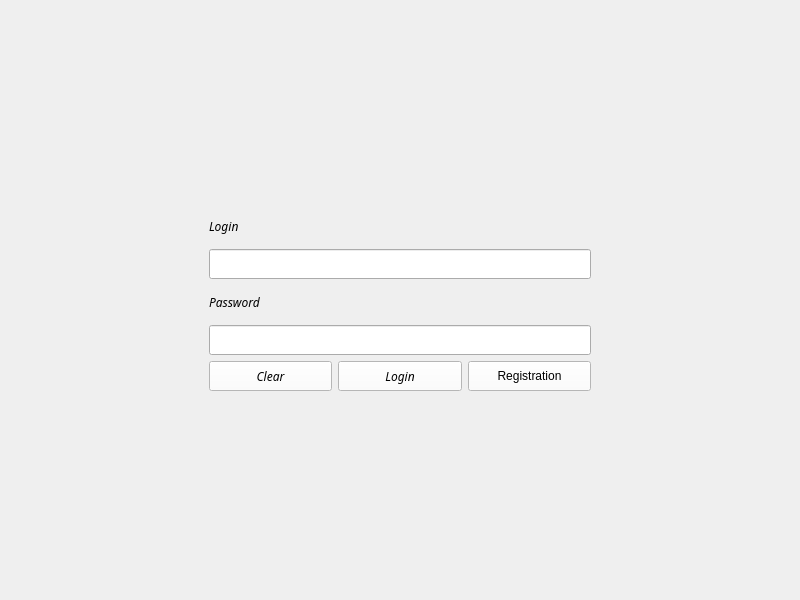
Old version of the form ui/loginpage.ui in the repository pr2026/CppCraftClient.
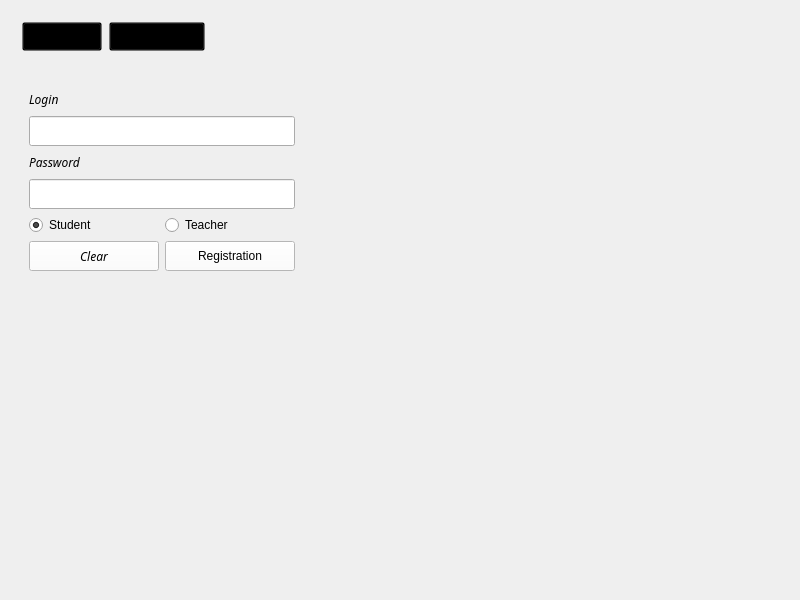
New version of the form. The open tabs and pages were chosen to show the change.

Commit message: Add login/registration separation & roles

Patch:
```diff
--- a/ui/loginpage.ui
+++ b/ui/loginpage.ui
@@ -13,9 +13,75 @@
   <property name="windowTitle">
    <string>Form</string>
   </property>
-  <layout class="QHBoxLayout" name="horizontalLayout">
-   <item>
-    <widget class="QWidget" name="verticalWidget" native="true">
+  <widget class="QWidget" name="switchButtons" native="true">
+   <property name="geometry">
+    <rect>
+     <x>11</x>
+     <y>11</y>
+     <width>205</width>
+     <height>51</height>
+    </rect>
+   </property>
+   <property name="minimumSize">
+    <size>
+     <width>30</width>
+     <height>30</height>
+    </size>
+   </property>
+   <property name="layoutDirection">
+    <enum>Qt::LayoutDirection::LeftToRight</enum>
+   </property>
+   <property name="styleSheet">
+    <string notr="true">background: transparent;</string>
+   </property>
+   <widget class="QPushButton" name="loginSwitchButton">
+    <property name="geometry">
+     <rect>
+      <x>11</x>
+      <y>11</y>
+      <width>80</width>
+      <height>29</height>
+     </rect>
+    </property>
+    <property name="font">
+     <font>
+      <family>Century Gothic</family>
+     </font>
+    </property>
+    <property name="text">
+     <string>Login</string>
+    </property>
+   </widget>
+   <widget class="QPushButton" name="registrationSwitchButton">
+    <property name="geometry">
+     <rect>
+      <x>98</x>
+      <y>11</y>
+      <width>96</width>
+      <height>29</height>
+     </rect>
+    </property>
+    <property name="font">
+     <font>
+      <family>Century Gothic</family>
+     </font>
+    </property>
+    <property name="text">
+     <string>Registration</string>
+    </property>
+   </widget>
+  </widget>
+  <widget class="QStackedWidget" name="stackedWidget">
+   <property name="geometry">
+    <rect>
+     <x>11</x>
+     <y>69</y>
+     <width>302</width>
+     <height>222</height>
+    </rect>
+   </property>
+   <widget class="QWidget" name="loginPage">
+    <widget class="QWidget" name="verticalWidgetLogin" native="true">
      <property name="enabled">
       <bool>true</bool>
      </property>
@@ -34,7 +100,7 @@
      <property name="styleSheet">
       <string notr="true"/>
      </property>
-     <layout class="QVBoxLayout" name="verticalLayout">
+     <layout class="QVBoxLayout" name="verticalLayout_4">
       <item>
        <widget class="QLabel" name="loginLabel">
         <property name="font">
@@ -172,34 +238,191 @@
           </property>
          </widget>
         </item>
-        <item>
-         <widget class="QPushButton" name="registrationButton">
-          <property name="minimumSize">
-           <size>
-            <width>0</width>
-            <height>30</height>
-           </size>
-          </property>
-          <property name="maximumSize">
-           <size>
-            <width>16777215</width>
-            <height>30</height>
-           </size>
-          </property>
-          <property name="styleSheet">
-           <string notr="true">background-color: rgb(255, 255, 255)</string>
-          </property>
-          <property name="text">
-           <string>Registration</string>
-          </property>
-         </widget>
-        </item>
        </layout>
       </item>
      </layout>
     </widget>
-   </item>
-  </layout>
+   </widget>
+   <widget class="QWidget" name="registrationPage">
+    <layout class="QVBoxLayout" name="verticalLayout_6">
+     <item>
+      <widget class="QWidget" name="verticalWidgetRegistration" native="true">
+       <property name="enabled">
+        <bool>true</bool>
+       </property>
+       <property name="minimumSize">
+        <size>
+         <width>280</width>
+         <height>200</height>
+        </size>
+       </property>
+       <property name="maximumSize">
+        <size>
+         <width>400</width>
+         <height>200</height>
+        </size>
+       </property>
+       <property name="styleSheet">
+        <string notr="true"/>
+       </property>
+       <layout class="QVBoxLayout" name="verticalLayout_5">
+        <item>
+         <widget class="QLabel" name="loginLabelRegistration">
+          <property name="font">
+           <font>
+            <family>Century Gothic</family>
+            <italic>true</italic>
+           </font>
+          </property>
+          <property name="text">
+           <string>Login</string>
+          </property>
+         </widget>
+        </item>
+        <item>
+         <widget class="QLineEdit" name="loginInputRegistration">
+          <property name="minimumSize">
+           <size>
+            <width>0</width>
+            <height>30</height>
+           </size>
+          </property>
+          <property name="maximumSize">
+           <size>
+            <width>16777215</width>
+            <height>30</height>
+           </size>
+          </property>
+          <property name="styleSheet">
+           <string notr="true"/>
+          </property>
+         </widget>
+        </item>
+        <item>
+         <widget class="QLabel" name="passwordLabelRegistration">
+          <property name="enabled">
+           <bool>true</bool>
+          </property>
+          <property name="font">
+           <font>
+            <family>Century Gothic</family>
+            <italic>true</italic>
+           </font>
+          </property>
+          <property name="text">
+           <string>Password</string>
+          </property>
+         </widget>
+        </item>
+        <item>
+         <widget class="QLineEdit" name="passwordInputRegistration">
+          <property name="minimumSize">
+           <size>
+            <width>0</width>
+            <height>30</height>
+           </size>
+          </property>
+          <property name="maximumSize">
+           <size>
+            <width>16777215</width>
+            <height>30</height>
+           </size>
+          </property>
+          <property name="styleSheet">
+           <string notr="true"/>
+          </property>
+          <property name="text">
+           <string/>
+          </property>
+          <property name="echoMode">
+           <enum>QLineEdit::EchoMode::Password</enum>
+          </property>
+         </widget>
+        </item>
+        <item>
+         <layout class="QHBoxLayout" name="roleButtons">
+          <item>
+           <widget class="QRadioButton" name="studentButton">
+            <property name="text">
+             <string>Student</string>
+            </property>
+            <property name="checked">
+             <bool>true</bool>
+            </property>
+           </widget>
+          </item>
+          <item>
+           <widget class="QRadioButton" name="teacherButton">
+            <property name="text">
+             <string>Teacher</string>
+            </property>
+           </widget>
+          </item>
+         </layout>
+        </item>
+        <item>
+         <layout class="QHBoxLayout" name="buttonsRegistration">
+          <item>
+           <widget class="QPushButton" name="clearButtonRegistration">
+            <property name="enabled">
+             <bool>true</bool>
+            </property>
+            <property name="minimumSize">
+             <size>
+              <width>0</width>
+              <height>30</height>
+             </size>
+            </property>
+            <property name="maximumSize">
+             <size>
+              <width>16777215</width>
+              <height>30</height>
+             </size>
+            </property>
+            <property name="font">
+             <font>
+              <family>Century Gothic</family>
+              <italic>true</italic>
+             </font>
+            </property>
+            <property name="styleSheet">
+             <string notr="true">background-color: rgb(255, 255, 255)</string>
+            </property>
+            <property name="text">
+             <string>Clear</string>
+            </property>
+           </widget>
+          </item>
+          <item>
+           <widget class="QPushButton" name="registrationButton">
+            <property name="minimumSize">
+             <size>
+              <width>0</width>
+              <height>30</height>
+             </size>
+            </property>
+            <property name="maximumSize">
+             <size>
+              <width>16777215</width>
+              <height>30</height>
+             </size>
+            </property>
+            <property name="styleSheet">
+             <string notr="true">background-color: rgb(255, 255, 255)</string>
+            </property>
+            <property name="text">
+             <string>Registration</string>
+            </property>
+           </widget>
+          </item>
+         </layout>
+        </item>
+       </layout>
+      </widget>
+     </item>
+    </layout>
+   </widget>
+  </widget>
  </widget>
  <resources/>
  <connections/>
```
Left out of the diff: 22 changed lines with no effect on the pictures. The commit also changes 3 other files.
